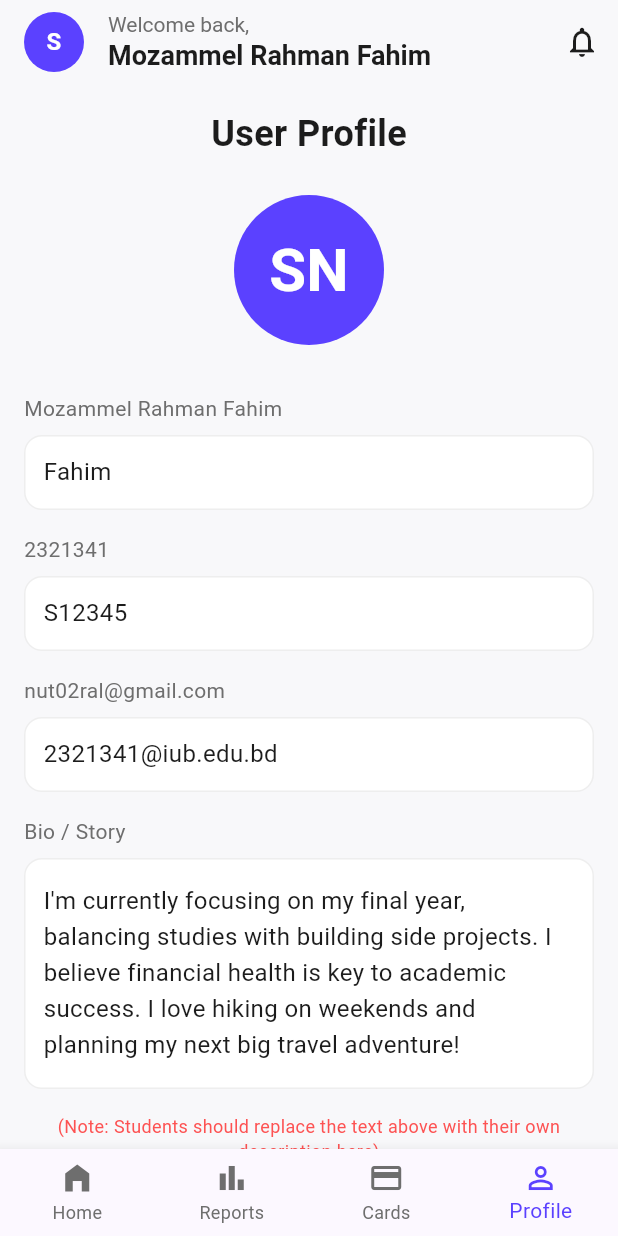
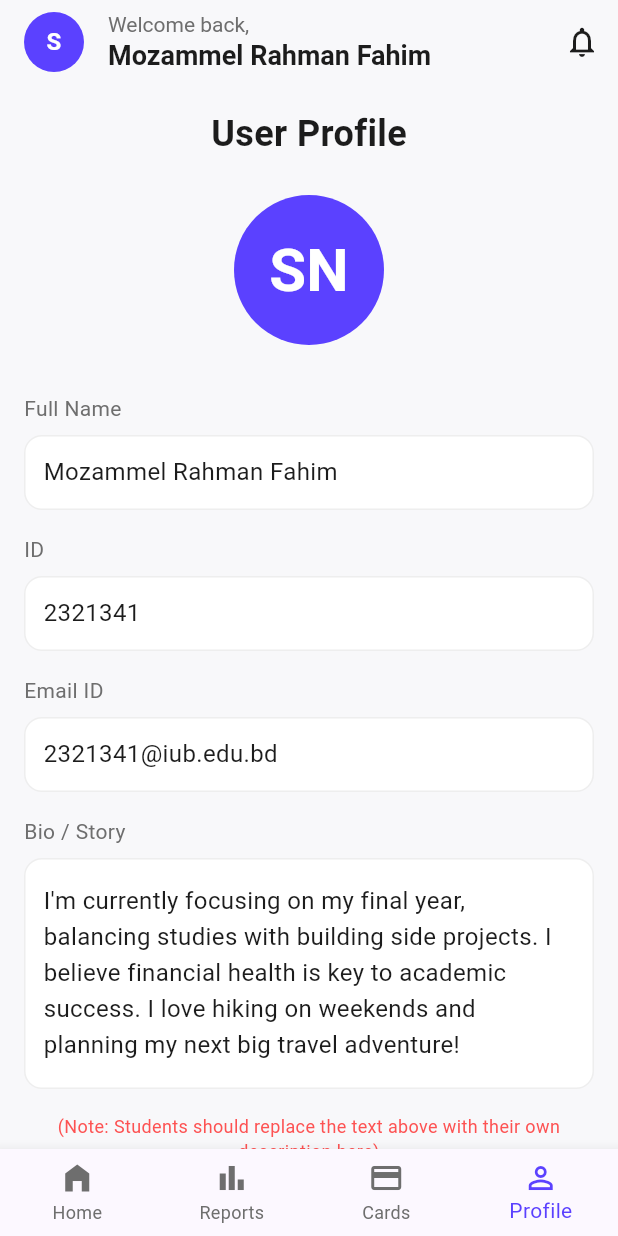
Before and after one commit to RahmanFahim/assignment-two-flutter_UI-Mozammel_Rahman_Fahim-2321341, a Flutter app: the screen it shows after launch, swiped to page 4, on a phone screen of 412 x 824 dp. Run offline on Flutter 3.47's test engine with Material 3 defaults, Android fonts, the light colour scheme and no system bars.

Commit message:
Update profile screen info fields for clarity

```diff
--- a/lib/screens/profile_screen.dart
+++ b/lib/screens/profile_screen.dart
@@ -25,11 +25,11 @@ class ProfileScreen extends StatelessWidget {
             ),
             const SizedBox(height: 32),
 
-            _buildInfoField('Mozammel Rahman Fahim', 'Fahim'),
+            _buildInfoField('Full Name', 'Mozammel Rahman Fahim'),
             const SizedBox(height: 16),
-            _buildInfoField('2321341', 'S12345'),
+            _buildInfoField('ID', '2321341'),
             const SizedBox(height: 16),
-            _buildInfoField('nut02ral@gmail.com', '2321341@iub.edu.bd'),
+            _buildInfoField('Email ID', '2321341@iub.edu.bd'),
             const SizedBox(height: 16),
             _buildInfoField(
               'Bio / Story',
```
